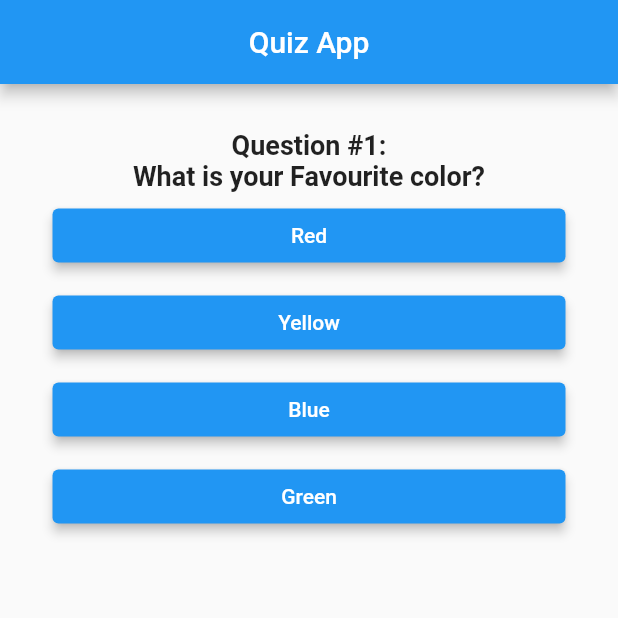
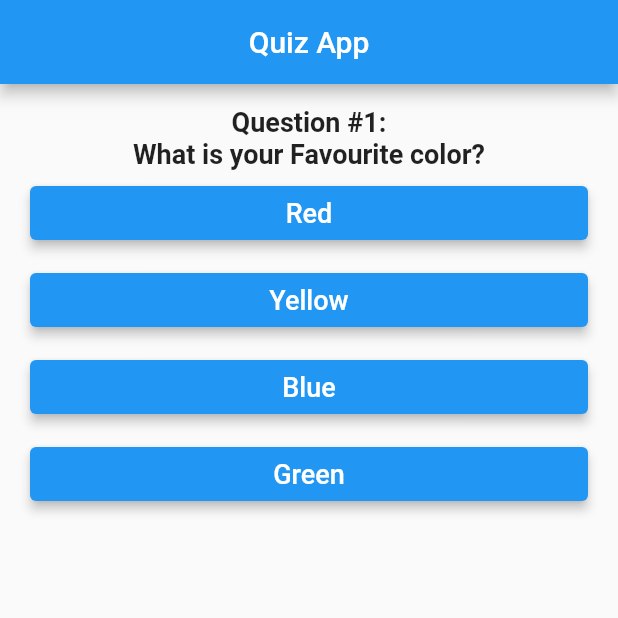
Before and after one commit to itsAliTahir/quiz_application, a Flutter app: the screen it shows after launch, on a phone screen of 412 x 824 dp, the top half of it. Run offline on Flutter 3.47's test engine with Material 2 defaults, Android fonts, the phone set to English and light mode, and no system bars.

Commit message:
Improvements 1

```diff
--- a/lib/main.dart
+++ b/lib/main.dart
@@ -70,7 +70,7 @@ class _MyAppState extends State<MyApp> {
         body: SingleChildScrollView(
           child: quiz
               ? Padding(
-                  padding: const EdgeInsets.all(30),
+                  padding: const EdgeInsets.all(15),
                   child: Center(
                     child: Column(children: [
                       Text(
@@ -96,6 +96,7 @@ class _MyAppState extends State<MyApp> {
                               ),
                               child: Text(
                                 questions[questionIndex].answers[i],
+                                style: const TextStyle(fontSize: 18),
                               ),
                               onPressed: () {
                                 _scoreCalculate(i);
@@ -124,7 +125,10 @@ class _MyAppState extends State<MyApp> {
                         ),
                         ElevatedButton(
                             onPressed: _resetQuiz,
-                            child: const Text("Reset Quiz"))
+                            child: const Text(
+                              "Reset Quiz",
+                              style: TextStyle(fontSize: 18),
+                            ))
                       ],
                     ),
                   ),
```
